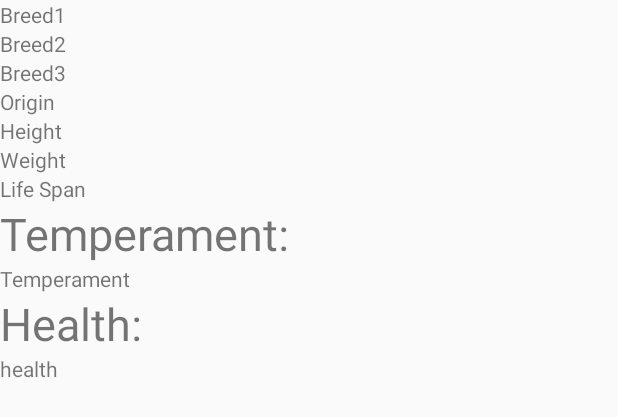
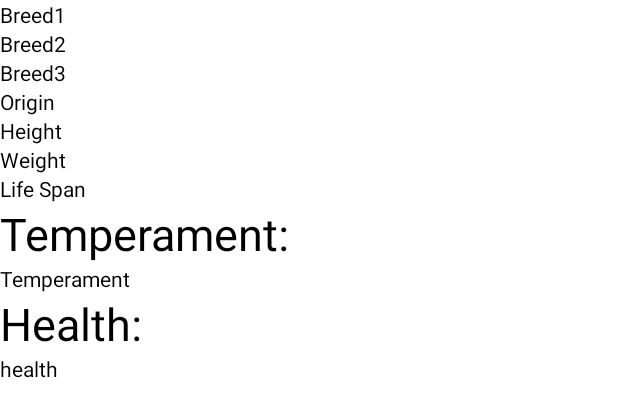
Before and after one commit to rtv313/DogDeck, an Android app: the layout activity_dog_analysis.xml on its own in the app's theme, with its tools: preview values and no code run, on a phone screen of 412 x 824 dp. Shown: the top 417 px of the screen. Run offline under Robolectric (Android 15) with nearby library versions, the phone set to English and light mode, and no system bars.

Commit message:
Remove headers in activities

```diff
--- a/DogDeckAndroidApp/app/src/main/AndroidManifest.xml
+++ b/DogDeckAndroidApp/app/src/main/AndroidManifest.xml
@@ -15,8 +15,10 @@
         android:roundIcon="@mipmap/ic_launcher_round"
         android:supportsRtl="true"
         android:theme="@style/AppTheme">
-        <activity android:name=".UpdateDogActivity"></activity>
-        <activity android:name=".DogAnalysisActivity" />
+        <activity android:name=".UpdateDogActivity"
+                  android:theme="@style/Theme.AppCompat.NoActionBar" />
+        <activity android:name=".DogAnalysisActivity"
+                  android:theme="@style/Theme.AppCompat.NoActionBar" />
         <activity
             android:name=".MyDogsActivity"
             android:theme="@style/Theme.AppCompat.NoActionBar" />
--- a/DogDeckAndroidApp/app/src/main/res/layout/activity_dog_analysis.xml
+++ b/DogDeckAndroidApp/app/src/main/res/layout/activity_dog_analysis.xml
@@ -4,6 +4,7 @@
     xmlns:android="http://schemas.android.com/apk/res/android"
     xmlns:tools="http://schemas.android.com/tools"
     tools:context="com.example.dogdeck.DogAnalysisActivity"
+    android:background="@color/white"
     android:layout_width="match_parent"
     android:layout_height="match_parent">
 
@@ -20,70 +21,82 @@
         android:layout_width="wrap_content"
         android:layout_height="wrap_content"
         android:id="@+id/dogPhoto"/>
+
     <TextView
         android:id="@+id/breedOne"
         android:layout_width="wrap_content"
         android:layout_height="wrap_content"
+        android:textColor="@color/black"
         android:text="Breed1"/>
 
     <TextView
         android:id="@+id/breedTwo"
         android:layout_width="wrap_content"
         android:layout_height="wrap_content"
+        android:textColor="@color/black"
         android:text="Breed2"/>
 
     <TextView
         android:id="@+id/breedThree"
         android:layout_width="wrap_content"
         android:layout_height="wrap_content"
+        android:textColor="@color/black"
         android:text="Breed3"/>
 
     <TextView
         android:id="@+id/origin"
         android:layout_width="wrap_content"
         android:layout_height="wrap_content"
+        android:textColor="@color/black"
         android:text="Origin"/>
 
     <TextView
         android:id="@+id/height"
         android:layout_width="wrap_content"
         android:layout_height="wrap_content"
+        android:textColor="@color/black"
         android:text="Height"/>
 
     <TextView
         android:id="@+id/weight"
         android:layout_width="wrap_content"
         android:layout_height="wrap_content"
+        android:textColor="@color/black"
         android:text="Weight"/>
 
     <TextView
         android:id="@+id/lifeSpan"
         android:layout_width="wrap_content"
         android:layout_height="wrap_content"
+        android:textColor="@color/black"
         android:text="Life Span"/>
 
     <TextView
         android:layout_width="wrap_content"
         android:layout_height="wrap_content"
         android:textSize="30dp"
+        android:textColor="@color/black"
         android:text="Temperament:"/>
 
     <TextView
         android:id="@+id/temperament"
         android:layout_width="wrap_content"
         android:layout_height="wrap_content"
+        android:textColor="@color/black"
         android:text="Temperament"/>
 
     <TextView
         android:layout_width="wrap_content"
         android:layout_height="wrap_content"
         android:textSize="30dp"
+        android:textColor="@color/black"
         android:text="Health:"/>
 
     <TextView
         android:id="@+id/health"
         android:layout_width="wrap_content"
         android:layout_height="wrap_content"
+        android:textColor="@color/black"
         android:text="health"/>
 
     </LinearLayout>
```
